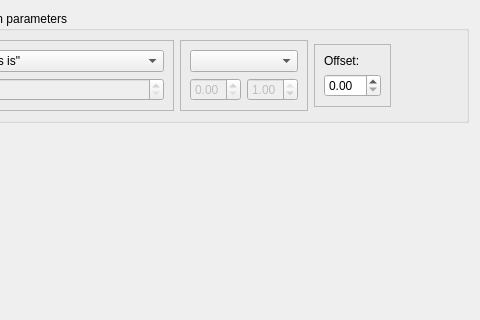
Above: src/sfg_app2/app/ui/processed_results_tab.ui from silanglois/SFG-App before the change; both pictures show x 348 to 828 and y 0 to 320 of the 828 by 580 pixel window. Below: the same form after it.
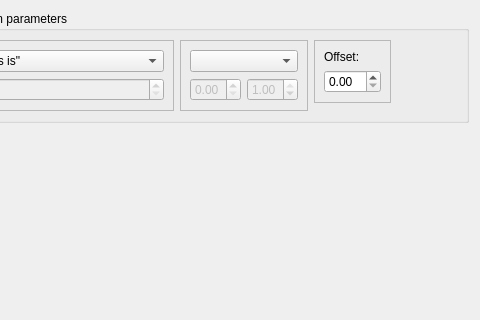
That is the form after the change.

The edit to the form file:
```diff
--- a/src/sfg_app2/app/ui/processed_results_tab.ui
+++ b/src/sfg_app2/app/ui/processed_results_tab.ui
@@ -181,6 +181,8 @@
            </widget>
           </item>
           <item>
+           <layout class="QVBoxLayout" name="verticalLayout_5">
+            <item>
            <widget class="QFrame" name="frame_3">
             <property name="sizePolicy">
              <sizepolicy hsizetype="Preferred" vsizetype="Fixed">
@@ -213,6 +215,21 @@
              </item>
             </layout>
            </widget>
+            </item>
+            <item>
+             <spacer name="verticalSpacer">
+              <property name="orientation">
+               <enum>Qt::Vertical</enum>
+              </property>
+              <property name="sizeHint" stdset="0">
+               <size>
+                <width>0</width>
+                <height>0</height>
+               </size>
+              </property>
+             </spacer>
+            </item>
+           </layout>
           </item>
           <item>
            <spacer name="horizontalSpacer">
```
Lines whose indentation alone changed are shown as unchanged.
